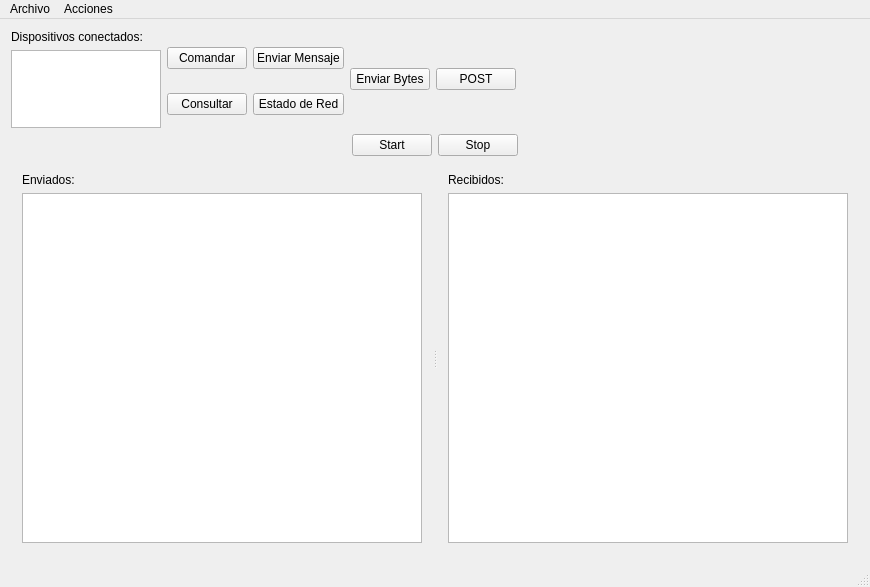
This is mainwindow.ui in arukagiri/interfazLAC as Qt 5 draws it before an edit. The edited form follows.
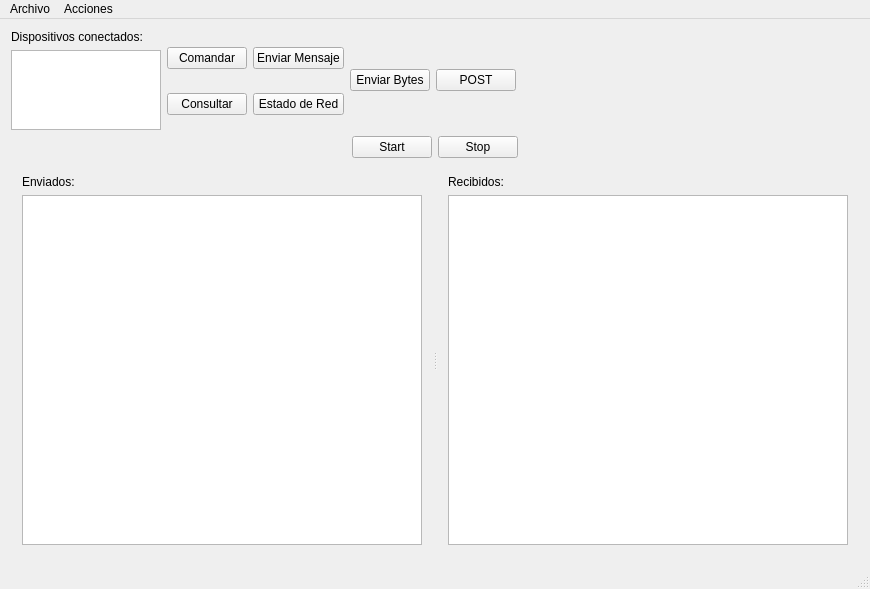
This is the edited form.

The edit to the form file:
```diff
--- a/mainwindow.ui
+++ b/mainwindow.ui
@@ -7,7 +7,7 @@
     <x>0</x>
     <y>0</y>
     <width>840</width>
-    <height>541</height>
+    <height>589</height>
    </rect>
   </property>
   <property name="windowTitle">
```
Left out of the diff: 2 changed lines with no effect on the pictures.
